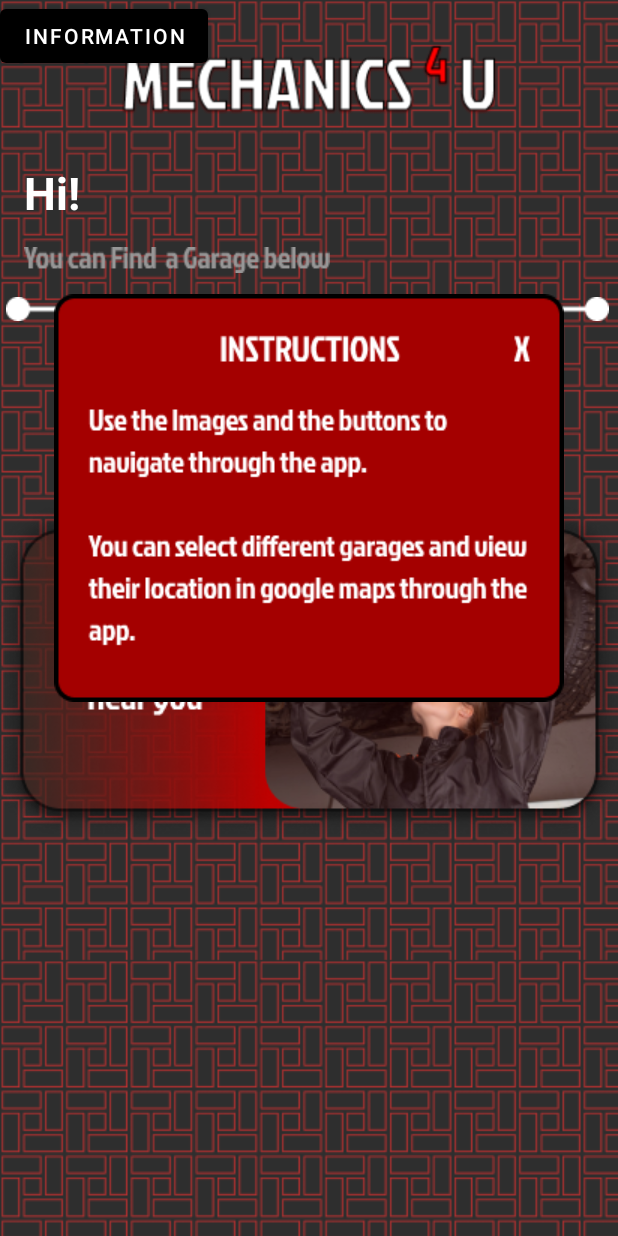
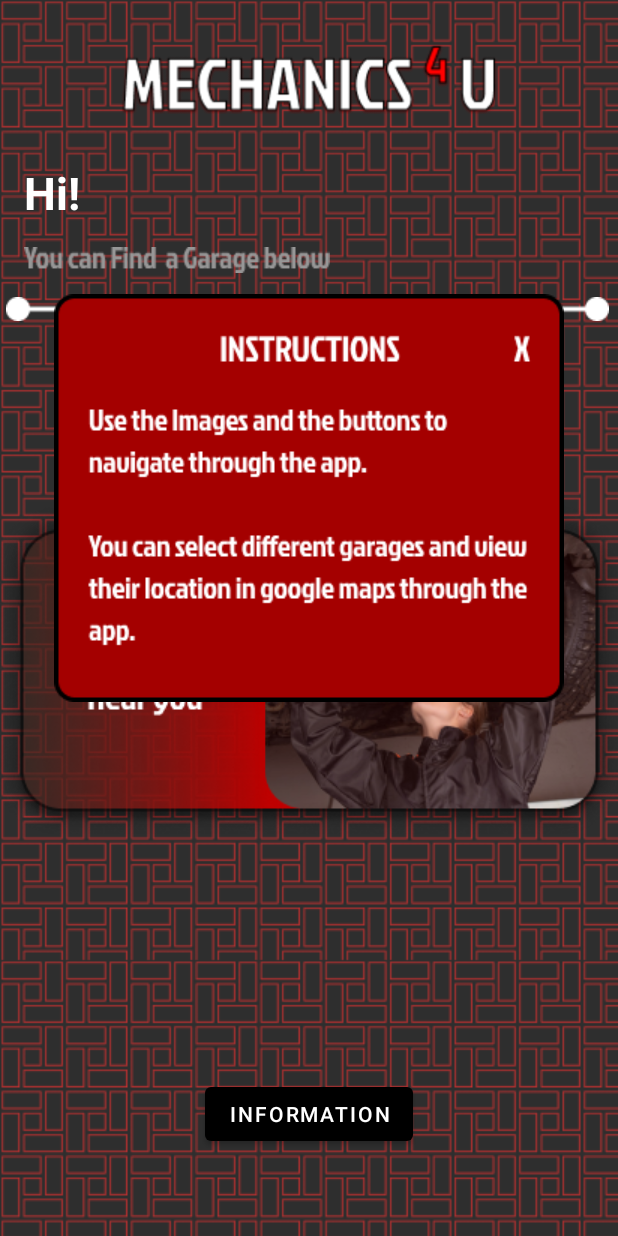
Before and after one commit to jazim-hammad/Assessment-2_App-2, an Android app: the screen it shows after launch (MainActivity), after a tap on "LOG IN", on a phone screen of 412 x 824 dp. Run offline under Robolectric (Android 15) with nearby library versions, the phone set to English and light mode, and no system bars.

Commit message:
Project Completed And Pushed

```diff
--- a/app/src/main/res/layout/activity_main.xml
+++ b/app/src/main/res/layout/activity_main.xml
@@ -75,9 +75,11 @@
         android:id="@+id/info"
         android:layout_width="wrap_content"
         android:layout_height="wrap_content"
+        android:layout_marginBottom="57dp"
         android:text="information"
-        tools:layout_editor_absoluteX="136dp"
-        tools:layout_editor_absoluteY="626dp" />
+        app:layout_constraintBottom_toBottomOf="parent"
+        app:layout_constraintEnd_toEndOf="parent"
+        app:layout_constraintStart_toStartOf="parent" />
 
 
 </androidx.constraintlayout.widget.ConstraintLayout>
```
